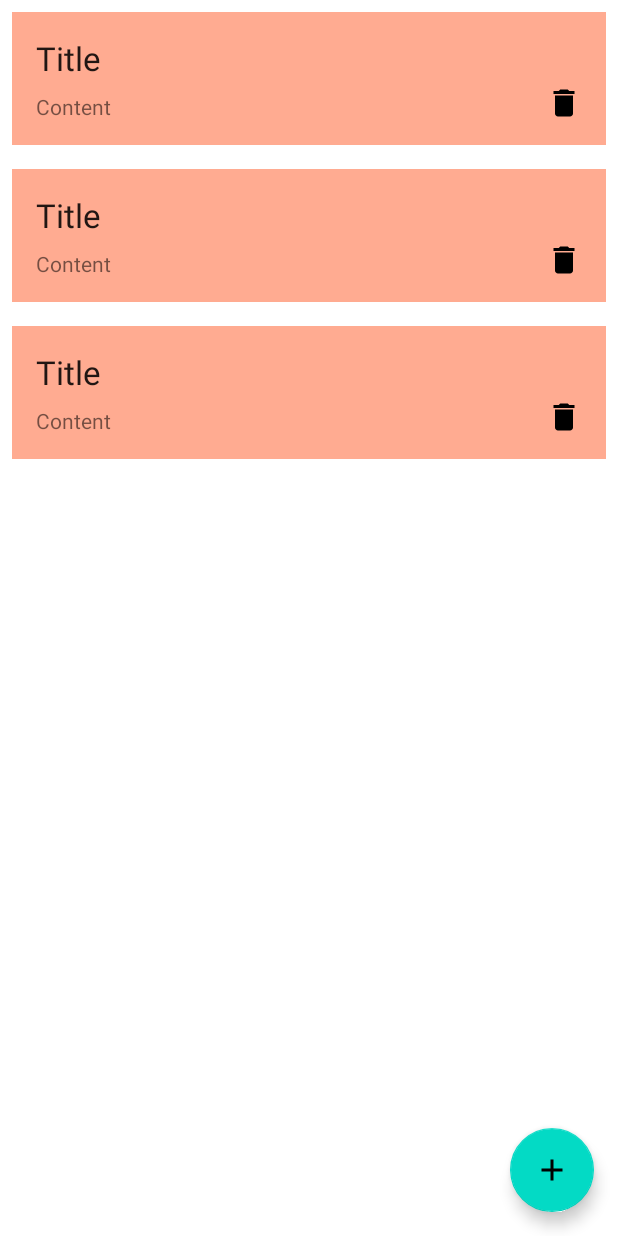
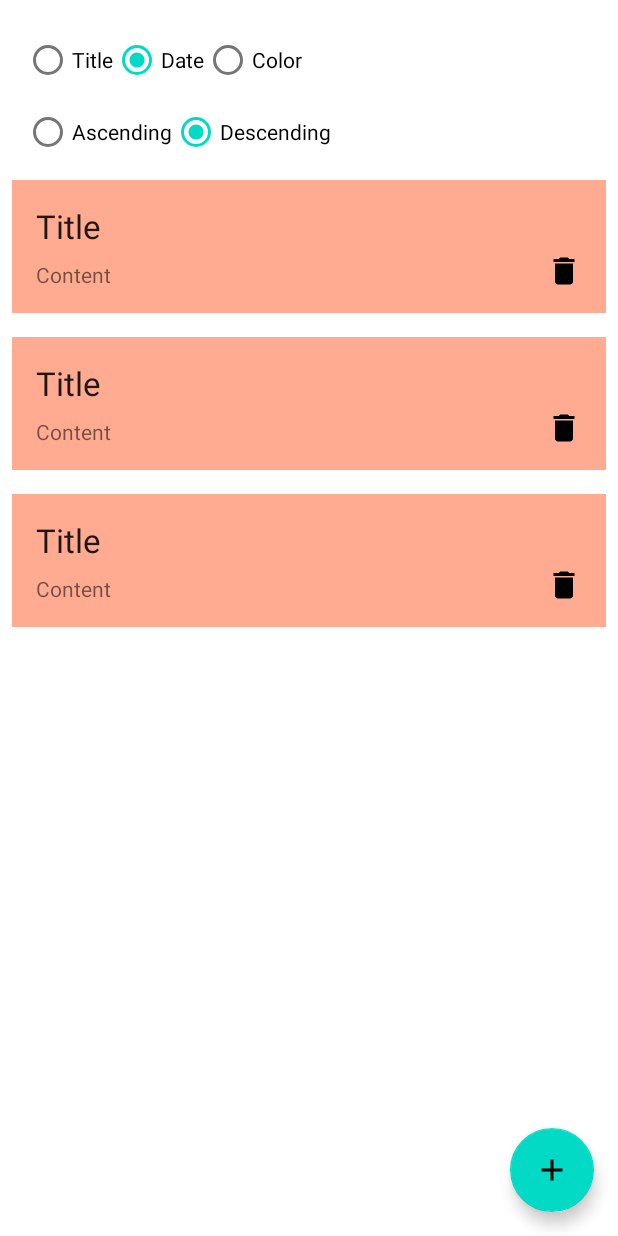
Before and after one commit to 2022NewKrew/android-note-app, an Android app: the layout fragment_notes.xml on its own in the app's theme, with its tools: preview values and no code run, on a phone screen of 412 x 824 dp. Run offline under Robolectric (Android 15) with nearby library versions, the phone set to English and light mode, and no system bars.

Commit message:
정렬 기능

```diff
--- a/app/src/main/java/com/survivalcoding/note_app/presentation/notes/NotesFragment.kt
+++ b/app/src/main/java/com/survivalcoding/note_app/presentation/notes/NotesFragment.kt
@@ -16,6 +16,8 @@ import com.google.android.material.snackbar.Snackbar
 import com.survivalcoding.note_app.App
 import com.survivalcoding.note_app.R
 import com.survivalcoding.note_app.databinding.FragmentNotesBinding
+import com.survivalcoding.note_app.domain.util.NoteOrder
+import com.survivalcoding.note_app.domain.util.OrderType
 import com.survivalcoding.note_app.presentation.add_edit_note.AddEditNoteFragment
 import com.survivalcoding.note_app.presentation.notes.adapter.NoteListAdapter
 
@@ -87,6 +89,22 @@ class NotesFragment : Fragment(R.layout.fragment_notes) {
             }
         }
 
+        binding.titleRadioButton.setOnClickListener {
+            viewModel.onEvent(NotesEvent.Order(NoteOrder.Title(viewModel.noteOrder.orderType)))
+        }
+        binding.dateRadioButton.setOnClickListener {
+            viewModel.onEvent(NotesEvent.Order(NoteOrder.Date(viewModel.noteOrder.orderType)))
+        }
+        binding.colorRadioButton.setOnClickListener {
+            viewModel.onEvent(NotesEvent.Order(NoteOrder.Color(viewModel.noteOrder.orderType)))
+        }
+        binding.ascRadioButton.setOnClickListener {
+            viewModel.onEvent(NotesEvent.Order(viewModel.noteOrder.copy(OrderType.Ascending)))
+        }
+        binding.descRadioButton.setOnClickListener {
+            viewModel.onEvent(NotesEvent.Order(viewModel.noteOrder.copy(OrderType.Descending)))
+        }
+
         viewModel.state.observe(viewLifecycleOwner) { state ->
             notesAdapter.submitList(state.notes)
         }
--- a/app/src/main/java/com/survivalcoding/note_app/presentation/notes/NotesViewModel.kt
+++ b/app/src/main/java/com/survivalcoding/note_app/presentation/notes/NotesViewModel.kt
@@ -19,6 +19,8 @@ class NotesViewModel(
 
     private var recentlyDeletedNote: Note? = null
 
+    var noteOrder: NoteOrder = NoteOrder.Date(OrderType.Descending)
+
     fun onEvent(event: NotesEvent) {
         when (event) {
             is NotesEvent.DeleteNote -> {
@@ -28,14 +30,7 @@ class NotesViewModel(
                 }
             }
             is NotesEvent.Order -> {
-                if (state.value!!.noteOrder::class == event.noteOrder::class &&
-                    state.value!!.noteOrder.orderType == event.noteOrder.orderType
-                ) {
-                    return
-                }
-                _state.value = state.value!!.copy(
-                    noteOrder = event.noteOrder
-                )
+                noteOrder = event.noteOrder
                 getNotes()
             }
             NotesEvent.RestoreNote -> {
@@ -53,8 +48,6 @@ class NotesViewModel(
     }
 
     private fun getNotes() {
-        val noteOrder = _state.value!!.noteOrder
-
         repository.getNotes()
             .map { notes ->
                 when (noteOrder.orderType) {
--- a/app/src/main/res/layout/fragment_notes.xml
+++ b/app/src/main/res/layout/fragment_notes.xml
@@ -13,7 +13,7 @@
         app:layout_constraintBottom_toBottomOf="parent"
         app:layout_constraintEnd_toEndOf="parent"
         app:layout_constraintStart_toStartOf="parent"
-        app:layout_constraintTop_toTopOf="parent"
+        app:layout_constraintTop_toBottomOf="@+id/radioGroup2"
         tools:listitem="@layout/item_note" />
 
     <com.google.android.material.floatingactionbutton.FloatingActionButton
@@ -26,4 +26,62 @@
         android:src="@drawable/ic_baseline_add_24"
         app:layout_constraintBottom_toBottomOf="parent"
         app:layout_constraintEnd_toEndOf="parent" />
+
+    <RadioGroup
+        android:id="@+id/radioGroup"
+        android:layout_width="0dp"
+        android:layout_height="wrap_content"
+        android:layout_marginStart="16dp"
+        android:layout_marginTop="16dp"
+        android:layout_marginEnd="16dp"
+        android:checkedButton="@id/dateRadioButton"
+        android:orientation="horizontal"
+        app:layout_constraintEnd_toEndOf="parent"
+        app:layout_constraintStart_toStartOf="parent"
+        app:layout_constraintTop_toTopOf="parent">
+
+        <RadioButton
+            android:id="@+id/titleRadioButton"
+            android:layout_width="wrap_content"
+            android:layout_height="wrap_content"
+            android:text="Title" />
+
+        <RadioButton
+            android:id="@+id/dateRadioButton"
+            android:layout_width="wrap_content"
+            android:layout_height="wrap_content"
+            android:text="Date" />
+
+        <RadioButton
+            android:id="@+id/colorRadioButton"
+            android:layout_width="wrap_content"
+            android:layout_height="wrap_content"
+            android:text="Color" />
+    </RadioGroup>
+
+    <RadioGroup
+        android:id="@+id/radioGroup2"
+        android:layout_width="0dp"
+        android:layout_height="wrap_content"
+        android:layout_marginStart="16dp"
+        android:layout_marginEnd="16dp"
+        android:checkedButton="@id/descRadioButton"
+        android:orientation="horizontal"
+        app:layout_constraintEnd_toEndOf="parent"
+        app:layout_constraintStart_toStartOf="parent"
+        app:layout_constraintTop_toBottomOf="@+id/radioGroup">
+
+        <RadioButton
+            android:id="@+id/ascRadioButton"
+            android:layout_width="wrap_content"
+            android:layout_height="wrap_content"
+            android:text="Ascending" />
+
+        <RadioButton
+            android:id="@+id/descRadioButton"
+            android:layout_width="wrap_content"
+            android:layout_height="wrap_content"
+            android:text="Descending" />
+    </RadioGroup>
+
 </androidx.constraintlayout.widget.ConstraintLayout>
```
